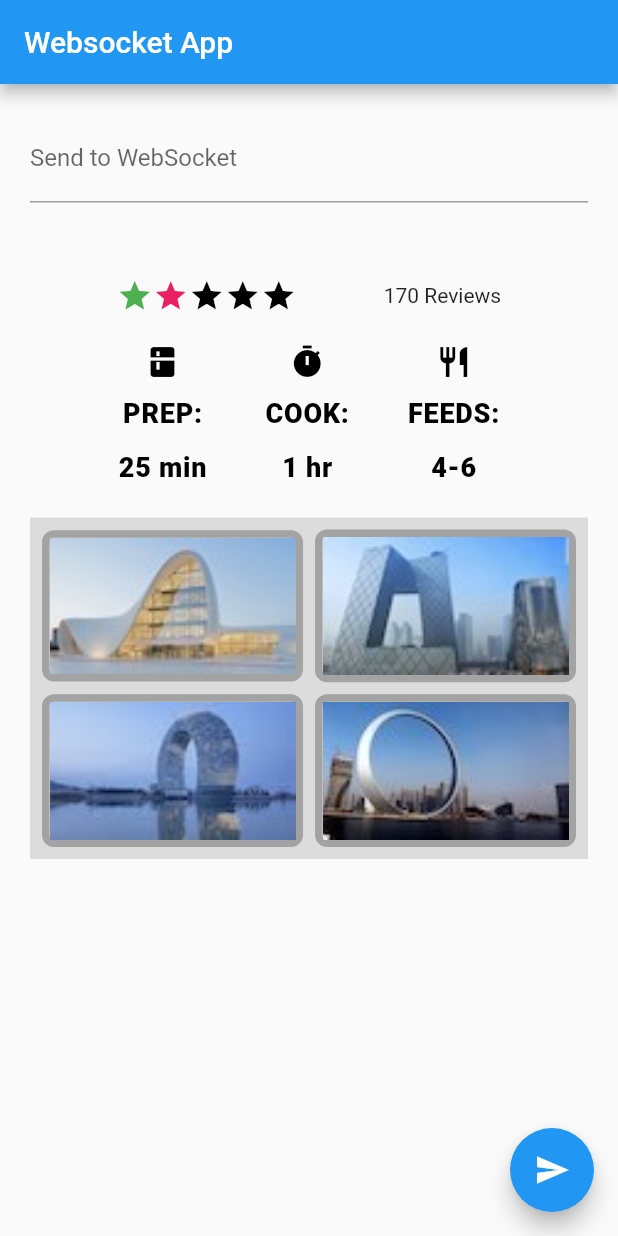
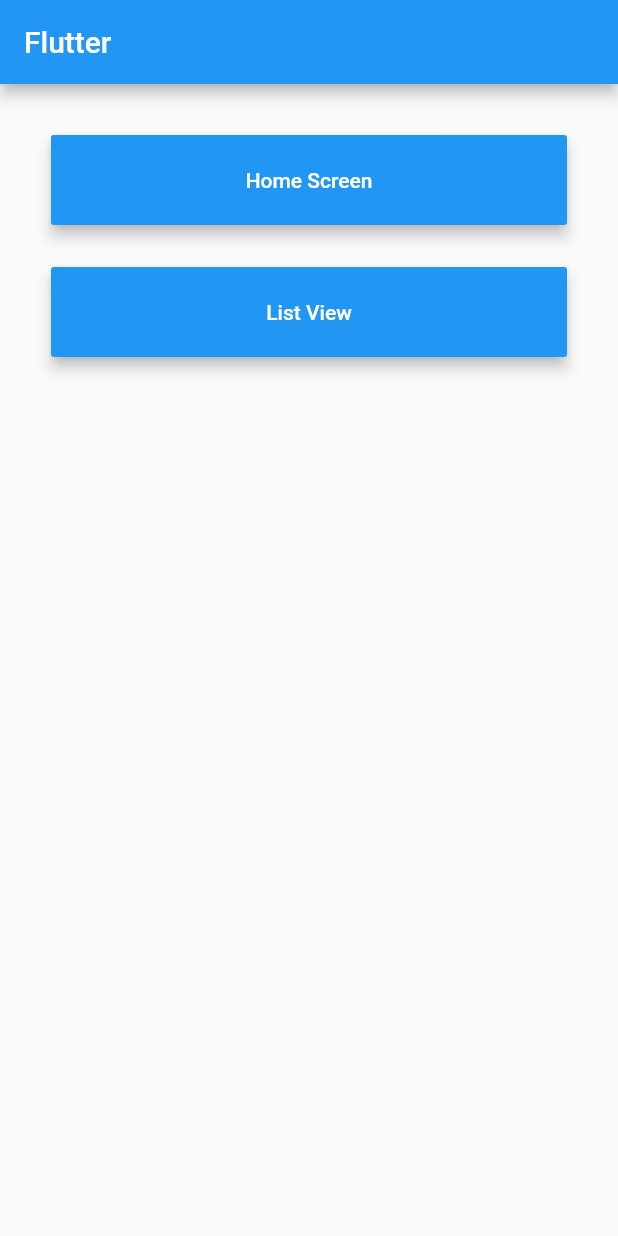
Before and after one commit to teresawu/learn_flutter, a Flutter app: the screen it shows after launch, on a phone screen of 412 x 824 dp. Run offline on Flutter 3.47's test engine with Material 2 defaults, Android fonts, the phone set to English and light mode, and no system bars.

Commit message:
separate home screen

```diff
--- a/lib/home/HomePage.dart
+++ /dev/null
@@ -1,14 +0,0 @@
-import 'package:flutter/material.dart';
-import 'package:web_socket_channel/web_socket_channel.dart';
-import 'package:sample/home/HomePageState.dart';
-
-class HomePage extends StatefulWidget {
-  final String title;
-  final WebSocketChannel channel;
-
-  HomePage({Key key, @required this.title, @required this.channel})
-      : super(key: key);
-
-  @override
-  HomePageState createState() => HomePageState();
-}
--- /dev/null
+++ b/lib/home/HomeScreen.dart
@@ -0,0 +1,18 @@
+import 'package:flutter/material.dart';
+import 'package:sample/home/HomePageWidget.dart';
+import 'package:web_socket_channel/io.dart';
+
+class HomeScreen extends StatelessWidget {
+  @override
+  Widget build(BuildContext context) {
+    return MaterialApp(
+      theme: ThemeData(
+        primarySwatch: Colors.blue,
+      ),
+      home: HomePageWidget(
+        title: 'Websocket App',
+        channel: IOWebSocketChannel.connect('ws://echo.websocket.org'),
+      ),
+    );
+  }
+}
--- /dev/null
+++ b/lib/listview/CountryScreen.dart
@@ -0,0 +1,14 @@
+import 'package:flutter/material.dart';
+import 'package:sample/listview/CountryPageWidget.dart';
+
+class CountryScreen extends StatelessWidget {
+  @override
+  Widget build(BuildContext context) {
+    return MaterialApp(
+      theme: ThemeData(
+        primarySwatch: Colors.blue,
+      ),
+      home: CountryPageWidget(),
+    );
+  }
+}
--- a/lib/main.dart
+++ b/lib/main.dart
@@ -1,20 +1,51 @@
 import 'package:flutter/material.dart';
-import 'package:sample/home/HomePage.dart';
-import 'package:web_socket_channel/io.dart';
+import 'package:sample/home/HomeScreen.dart';
+import 'package:sample/listview/CountryScreen.dart';
 
-void main() => runApp(MyApp());
+void main() => runApp(MainPage());
 
-class MyApp extends StatelessWidget {
+class MainPage extends StatelessWidget {
   @override
   Widget build(BuildContext context) {
     return MaterialApp(
-      theme: ThemeData(
-        primarySwatch: Colors.blue,
-      ),
-      home: HomePage(
-        title: 'Websocket App',
-        channel: IOWebSocketChannel.connect('ws://echo.websocket.org'),
+      theme: ThemeData(primarySwatch: Colors.blue),
+      home: Scaffold(
+        appBar: AppBar(
+          title: Text('Flutter'),
+        ),
+        body: Center(
+          child: Padding(
+              padding: const EdgeInsets.all(20.0),
+              child: Column(
+                children: <Widget>[
+                  Padding(
+                      padding: const EdgeInsets.all(14.0),
+                      child: button(context, "Home Screen", HomeScreen())),
+                  Padding(
+                      padding: const EdgeInsets.all(14.0),
+                      child: button(context, "List View", CountryScreen())),
+                ],
+              )),
+        ),
       ),
     );
   }
 }
+
+MaterialButton button(BuildContext context, String name, StatelessWidget screen) {
+  return MaterialButton(
+    height: 60.0,
+    minWidth: double.infinity,
+    color: Theme.of(context).accentColor,
+    elevation: 4.0,
+    splashColor: Colors.blueGrey,
+    textColor: Colors.white,
+    child: Text(name),
+    onPressed: () {
+      Navigator.push(
+        context,
+        MaterialPageRoute(builder: (context) => screen),
+      );
+    },
+  );
+}
```
Also changed, not shown: lib/home/HomePageWidget.dart (renamed from lib/home/HomePageState.dart, +13 -2 lines), lib/listview/CountryPageWidget.dart (renamed from lib/CountryPage.dart, +6 -6 lines), 1 other file.
